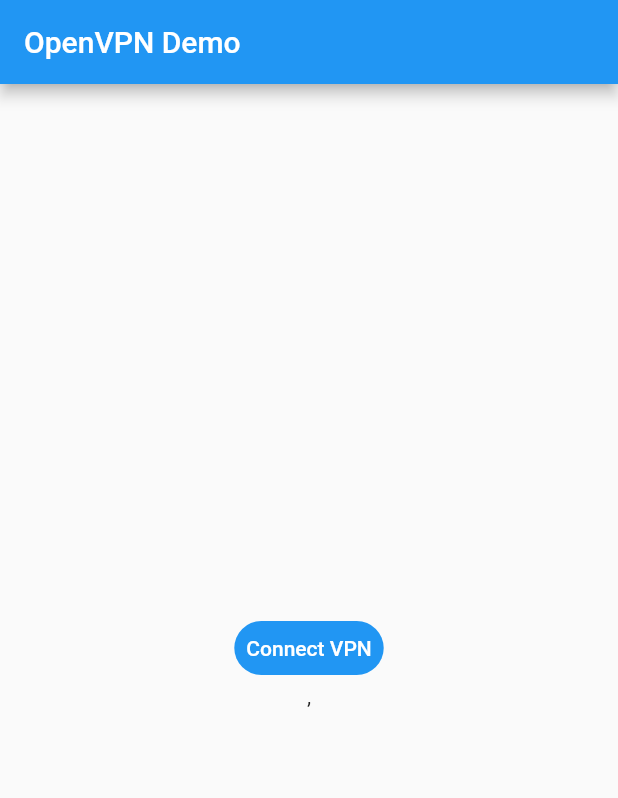
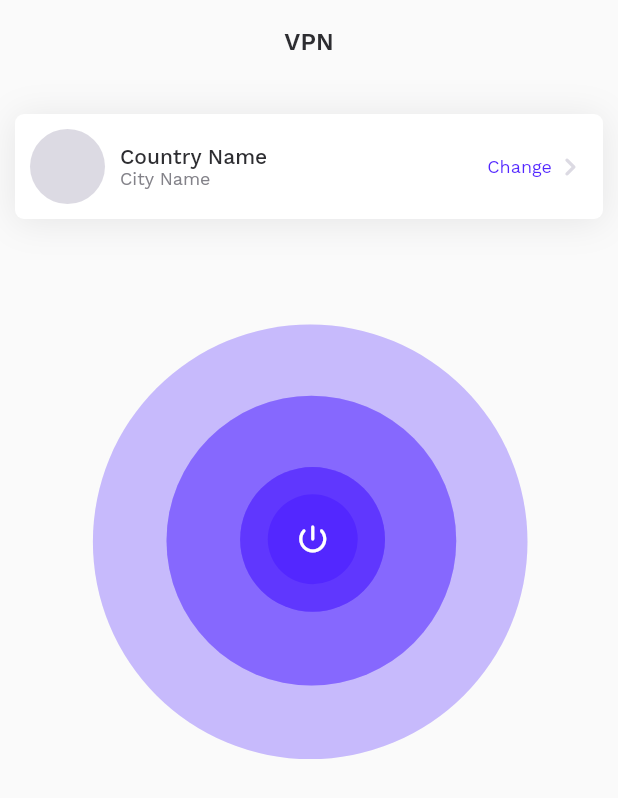
Before and after one commit to DhruvalGorasiya/flutter_vpn, a Flutter app: the screen it shows after launch, on a phone screen of 412 x 824 dp. Shown: the top 798 px of the screen. Run offline on Flutter 3.47's test engine with Material 2 defaults, Android fonts, the phone set to English and light mode, and no system bars; our stand-ins replace bloc, csv, flutter_bloc, google_fonts, lottie; statements that could not run were skipped.

Commit message:
add bloc set-up

```diff
--- /dev/null
+++ b/lib/core/bloc/change_vpn/change_vpn_bloc.dart
@@ -0,0 +1,12 @@
+import 'package:bloc/bloc.dart';
+import 'package:meta/meta.dart';
+
+part 'change_vpn_event.dart';
+
+part 'change_vpn_state.dart';
+
+class ChangeVpnBloc extends Bloc<ChangeVpnEvent, ChangeVpnState> {
+  ChangeVpnBloc() : super(ChangeVpnInitial()) {
+    on<ChangeVpnEvent>((event, emit) {});
+  }
+}
--- /dev/null
+++ b/lib/core/bloc/change_vpn/change_vpn_event.dart
@@ -0,0 +1,4 @@
+part of 'change_vpn_bloc.dart';
+
+@immutable
+abstract class ChangeVpnEvent {}
--- /dev/null
+++ b/lib/core/bloc/change_vpn/change_vpn_state.dart
@@ -0,0 +1,6 @@
+part of 'change_vpn_bloc.dart';
+
+@immutable
+abstract class ChangeVpnState {}
+
+class ChangeVpnInitial extends ChangeVpnState {}
--- /dev/null
+++ b/lib/core/bloc/home/home_bloc.dart
@@ -0,0 +1,33 @@
+import 'dart:async';
+import 'dart:developer';
+import 'package:bloc/bloc.dart';
+import 'package:meta/meta.dart';
+import 'package:vpn_basic_project/core/repository/repository.dart';
+
+part 'home_event.dart';
+
+part 'home_state.dart';
+
+class HomeBloc extends Bloc<HomeEvent, HomeState> {
+  HomeBloc() : super(HomeInitial()) {
+    on<HomeInitialEvent>(homeInitialEvent);
+    on<NavigateToChangeVpnScreenEvent>(navigateToChangeVpnScreenEvent);
+  }
+
+  FutureOr<void> homeInitialEvent(HomeInitialEvent event, Emitter<HomeState> emit) async {
+    emit(HomeLoadingState());
+    try {
+      String? response = await Repository.getVpnData();
+      emit(HomeLoadingSuccessState());
+    } catch (e) {
+      log(e.toString());
+      emit(HomeErrorState());
+      rethrow;
+    }
+  }
+
+  FutureOr<void> navigateToChangeVpnScreenEvent(NavigateToChangeVpnScreenEvent event, Emitter<HomeState> emit) {
+    print("Navigate to ChangeVpn");
+    emit(NavigateToChangeVpnPageState());
+  }
+}
--- /dev/null
+++ b/lib/core/bloc/home/home_event.dart
@@ -0,0 +1,10 @@
+part of 'home_bloc.dart';
+
+@immutable
+abstract class HomeEvent {}
+
+class HomeInitialEvent extends HomeEvent {}
+
+class NavigateToChangeVpnScreenEvent extends HomeEvent {}
+
+class ConnectVpnEvent extends HomeEvent {}
--- /dev/null
+++ b/lib/core/bloc/home/home_state.dart
@@ -0,0 +1,18 @@
+part of 'home_bloc.dart';
+
+@immutable
+abstract class HomeState {}
+
+abstract class HomeActionState extends HomeState {}
+
+class HomeInitial extends HomeState {}
+
+class HomeLoadingState extends HomeState {}
+
+class HomeLoadingSuccessState extends HomeState {}
+
+class HomeErrorState extends HomeState {}
+
+class ConnectVpnState extends HomeState {}
+
+class NavigateToChangeVpnPageState extends HomeActionState {}
--- /dev/null
+++ b/lib/core/constant/color_constant.dart
@@ -0,0 +1,13 @@
+import 'package:flutter/material.dart';
+
+class ColorConstant {
+  static const Color bgColor = Color(0xFFFAFAFA);
+  static const Color primaryColor = Color(0xFF5327FF);
+  static const Color green = Color(0xFF07C568);
+  static const Color white = Color(0xFFFFFFFF);
+  static const Color orange = Color(0xFFF3A652);
+  static const Color red = Color(0xFFE2322F);
+  static const Color grey = Color(0xFFDCDAE3);
+  static const Color fontGrey = Color(0xFF838289);
+  static const Color black = Color(0xFF2D2D31);
+}
--- /dev/null
+++ b/lib/core/constant/textstyle_constant.dart
@@ -0,0 +1,28 @@
+import 'package:flutter/widgets.dart';
+import 'package:google_fonts/google_fonts.dart';
+import 'package:vpn_basic_project/core/constant/color_constant.dart';
+
+class TextStyleConstant {
+  static TextStyle bStyle30 = GoogleFonts.workSans(fontSize: 30, fontWeight: FontWeight.w500, color: ColorConstant.black);
+  static TextStyle bStyle22 = GoogleFonts.workSans(fontSize: 22, fontWeight: FontWeight.w500, color: ColorConstant.black);
+  static TextStyle bStyle20 = GoogleFonts.workSans(fontSize: 20, fontWeight: FontWeight.w500, color: ColorConstant.black);
+  static TextStyle bStyle18 = GoogleFonts.workSans(fontSize: 18, fontWeight: FontWeight.w500, color: ColorConstant.black);
+  static TextStyle bStyle16 = GoogleFonts.workSans(fontSize: 16, fontWeight: FontWeight.w500, color: ColorConstant.black);
+  static TextStyle bStyle14 = GoogleFonts.workSans(fontSize: 14, fontWeight: FontWeight.w500, color: ColorConstant.black);
+  static TextStyle bStyle12 = GoogleFonts.workSans(fontSize: 12, fontWeight: FontWeight.w500, color: ColorConstant.black);
+  static TextStyle bStyle15 = GoogleFonts.workSans(fontSize: 15, fontWeight: FontWeight.w500, color: ColorConstant.black);
+
+  static TextStyle wStyle30 = GoogleFonts.workSans(fontSize: 30, fontWeight: FontWeight.w500, color: ColorConstant.white);
+  static TextStyle wStyle22 = GoogleFonts.workSans(fontSize: 22, fontWeight: FontWeight.w500, color: ColorConstant.white);
+  static TextStyle wStyle18 = GoogleFonts.workSans(fontSize: 18, fontWeight: FontWeight.w500, color: ColorConstant.white);
+  static TextStyle wStyle16 = GoogleFonts.workSans(fontSize: 16, fontWeight: FontWeight.w500, color: ColorConstant.white);
+  static TextStyle wStyle14 = GoogleFonts.workSans(fontSize: 14, fontWeight: FontWeight.w500, color: ColorConstant.white);
+  static TextStyle wStyle12 = GoogleFonts.workSans(fontSize: 12, fontWeight: FontWeight.w500, color: ColorConstant.white);
+
+  static TextStyle gStyle30 = GoogleFonts.workSans(fontSize: 30, fontWeight: FontWeight.w500, color: ColorConstant.fontGrey);
+  static TextStyle gStyle22 = GoogleFonts.workSans(fontSize: 22, fontWeight: FontWeight.w500, color: ColorConstant.fontGrey);
+  static TextStyle gStyle18 = GoogleFonts.workSans(fontSize: 18, fontWeight: FontWeight.w500, color: ColorConstant.fontGrey);
+  static TextStyle gStyle16 = GoogleFonts.workSans(fontSize: 16, fontWeight: FontWeight.w500, color: ColorConstant.fontGrey);
+  static TextStyle gStyle14 = GoogleFonts.workSans(fontSize: 14, fontWeight: FontWeight.w500, color: ColorConstant.fontGrey);
+  static TextStyle gStyle12 = GoogleFonts.workSans(fontSize: 12, fontWeight: FontWeight.w500, color: ColorConstant.fontGrey);
+}
--- /dev/null
+++ b/lib/core/constant/var_constant.dart
@@ -0,0 +1,6 @@
+import 'package:vpn_basic_project/core/models/vpn.dart';
+
+class VarConstant{
+  static List<Vpn> vpnList = [];
+  static Vpn? selectedVpn;
+}
--- a/lib/main.dart
+++ b/lib/main.dart
@@ -1,7 +1,8 @@
 import 'package:flutter/material.dart';
-import 'screens/home_screen.dart';
+import 'screens/home.dart';
 
 void main() {
+  WidgetsFlutterBinding.ensureInitialized();
   runApp(const MyApp());
 }
 
@@ -16,7 +17,6 @@ class _MyAppState extends State<MyApp> {
   @override
   Widget build(BuildContext context) {
     return MaterialApp(
-      title: 'OpenVpn Demo',
       home: HomeScreen(),
     );
   }
--- /dev/null
+++ b/lib/screens/home.dart
@@ -0,0 +1,124 @@
+import 'package:flutter/material.dart';
+import 'package:flutter_bloc/flutter_bloc.dart';
+import 'package:lottie/lottie.dart';
+import 'package:vpn_basic_project/core/bloc/home/home_bloc.dart';
+import 'package:vpn_basic_project/core/constant/color_constant.dart';
+import 'package:vpn_basic_project/core/constant/textstyle_constant.dart';
+import 'package:vpn_basic_project/screens/change_vpn_screen.dart';
+
+class HomeScreen extends StatefulWidget {
+  const HomeScreen({super.key});
+
+  @override
+  State<HomeScreen> createState() => _HomeScreenState();
+}
+
+class _HomeScreenState extends State<HomeScreen> {
+  final HomeBloc homeBloc = HomeBloc();
+
+  @override
+  void initState() {
+    homeBloc.add(HomeInitialEvent());
+    super.initState();
+  }
+
+  @override
+  Widget build(BuildContext context) {
+    return BlocConsumer<HomeBloc, HomeState>(
+      listener: (context, state) {
+        if (state is NavigateToChangeVpnPageState) {
+          Navigator.push(context, MaterialPageRoute(builder: (context) => ChangeVpnScreen()));
+        }
+      },
+      bloc: homeBloc,
+      listenWhen: (previous, current) => current is HomeActionState,
+      buildWhen: (previous, current) => current is! HomeActionState,
+      builder: (context, state) {
+        switch (state.runtimeType) {
+          case HomeLoadingState:
+            return Scaffold(body: Center(child: CircularProgressIndicator(color: ColorConstant.primaryColor)));
+          case HomeLoadingSuccessState:
+            return Scaffold(
+              backgroundColor: ColorConstant.bgColor,
+              appBar: AppBar(
+                title: Text("VPN", style: TextStyleConstant.bStyle16.copyWith(fontWeight: FontWeight.w600)),
+                centerTitle: true,
+                backgroundColor: ColorConstant.bgColor,
+                elevation: 0,
+              ),
+              body: Padding(
+                padding: const EdgeInsets.symmetric(horizontal: 10),
+                child: Column(
+                  children: [
+                    selectServer(),
+                    connectButton(),
+                  ],
+                ),
+              ),
+            );
+          case HomeErrorState:
+            return Scaffold(body: Text('Error'));
+          default:
+            return SizedBox();
+        }
+      },
+    );
+  }
+
+  Widget selectServer() {
+    return Container(
+      margin: EdgeInsets.symmetric(vertical: 20),
+      padding: EdgeInsets.symmetric(horizontal: 10, vertical: 10),
+      decoration: BoxDecoration(
+        color: ColorConstant.white,
+        borderRadius: BorderRadius.circular(6),
+        boxShadow: [BoxShadow(color: ColorConstant.black.withOpacity(0.1), blurRadius: 20, offset: Offset(0, 2))],
+      ),
+      child: Row(
+        children: [
+          CircleAvatar(
+            backgroundColor: ColorConstant.grey,
+            radius: 25,
+          ),
+          SizedBox(width: 10),
+          Column(
+            crossAxisAlignment: CrossAxisAlignment.start,
+            children: [
+              Text("Country Name", style: TextStyleConstant.bStyle14),
+              Text("City Name", style: TextStyleConstant.gStyle12.copyWith(fontWeight: FontWeight.w400)),
+            ],
+          ),
+          Spacer(),
+          GestureDetector(
+              onTap: () {
+                homeBloc.add(NavigateToChangeVpnScreenEvent());
+              },
+              child: Text("Change", style: TextStyleConstant.gStyle12.copyWith(fontWeight: FontWeight.w400, color: ColorConstant.primaryColor))),
+          Icon(Icons.keyboard_arrow_right_rounded, color: ColorConstant.grey)
+        ],
+      ),
+    );
+  }
+
+  Widget connectButton() {
+    return Container(
+      child: Stack(
+        alignment: Alignment.center,
+        children: [
+          Lottie.asset(
+            'assets/lottie/home_screen.json',
+            animate: true,
+          ),
+          Padding(
+            padding: EdgeInsets.only(bottom: 5, left: 5),
+            child: CircleAvatar(
+              backgroundColor: ColorConstant.primaryColor,
+              radius: 30,
+              child: Icon(Icons.power_settings_new_rounded, color: ColorConstant.white),
+            ),
+          ),
+        ],
+      ),
+    );
+  }
+}
--- a/lib/screens/home_screen.dart
+++ b/lib/screens/home_screen.dart
@@ -1,128 +1,128 @@
-import 'dart:developer';
-
-import 'package:flutter/material.dart';
-import 'package:flutter/scheduler.dart';
-
-import 'package:flutter/services.dart' show rootBundle;
-
-import '../models/vpn_config.dart';
-import '../models/vpn_status.dart';
-import '../services/vpn_engine.dart';
-
-class HomeScreen extends StatefulWidget {
-  @override
-  _HomeScreenState createState() => _HomeScreenState();
-}
-
-class _HomeScreenState extends State<HomeScreen> {
-  String _vpnState = VpnEngine.vpnDisconnected;
-  List<VpnConfig> _listVpn = [];
-  VpnConfig? _selectedVpn;
-
-  @override
-  void initState() {
-    super.initState();
-
-    ///Add listener to update vpn state
-    VpnEngine.vpnStageSnapshot().listen((event) {
-      setState(() => _vpnState = event);
-    });
-
-    initVpn();
-  }
-
-  void initVpn() async {
-    //sample vpn config file (you can get more from https://www.vpngate.net/)
-    _listVpn.add(VpnConfig(
-        config: await rootBundle.loadString('assets/vpn/japan.ovpn'),
-        country: 'Japan',
-        username: 'vpn',
-        password: 'vpn'));
-
-    _listVpn.add(VpnConfig(
-        config: await rootBundle.loadString('assets/vpn/thailand.ovpn'),
-        country: 'Thailand',
-        username: 'vpn',
-        password: 'vpn'));
-
-    SchedulerBinding.instance.addPostFrameCallback(
-        (t) => setState(() => _selectedVpn = _listVpn.first));
-  }
-
-  @override
-  Widget build(BuildContext context) {
-    return Scaffold(
-      appBar: AppBar(title: Text('OpenVPN Demo')),
-      body: Center(
-        child: SingleChildScrollView(
-          padding: EdgeInsets.all(20),
-          physics: BouncingScrollPhysics(),
-          child: Column(
-              mainAxisSize: MainAxisSize.min,
-              crossAxisAlignment: CrossAxisAlignment.stretch,
-              children: [
-                Center(
-                  child: TextButton(
-                    style: TextButton.styleFrom(
-                      shape: StadiumBorder(),
-                      backgroundColor: Theme.of(context).primaryColor,
-                    ),
-                    child: Text(
-                      _vpnState == VpnEngine.vpnDisconnected
-                          ? 'Connect VPN'
-                          : _vpnState.replaceAll("_", " ").toUpperCase(),
-                      style: TextStyle(color: Colors.white),
-                    ),
-                    onPressed: _connectClick,
-                  ),
-                ),
-                StreamBuilder<VpnStatus?>(
-                  initialData: VpnStatus(),
-                  stream: VpnEngine.vpnStatusSnapshot(),
-                  builder: (context, snapshot) => Text(
-                      "${snapshot.data?.byteIn ?? ""}, ${snapshot.data?.byteOut ?? ""}",
-                      textAlign: TextAlign.center),
-                ),
-
-                //sample vpn list
-                Column(
-                    children: _listVpn
-                        .map(
-                          (e) => ListTile(
-                            title: Text(e.country),
-                            leading: SizedBox(
-                              height: 20,
-                              width: 20,
-                              child: Center(
-                                  child: _selectedVpn == e
-                                      ? CircleAvatar(
-                                          backgroundColor: Colors.green)
-                                      : CircleAvatar(
-                                          backgroundColor: Colors.grey)),
-                            ),
-                            onTap: () {
-                              log("${e.country} is selected");
-                              setState(() => _selectedVpn = e);
-                            },
-                          ),
-                        )
-                        .toList())
-              ]),
-        ),
-      ),
-    );
-  }
-
-  void _connectClick() {
-    ///Stop right here if user not select a vpn
-    if (_selectedVpn == null) return;
-
-    if (_vpnState == VpnEngine.vpnDisconnected) {
-      ///Start if stage is disconnected
-      VpnEngine.startVpn(_selectedVpn!);
-    } else {
-      ///Stop if stage is "not" disconnected
-      VpnEngine.stopVpn();
-    }
-  }
-}
+// import 'dart:developer';
+//
+// import 'package:flutter/material.dart';
+// import 'package:flutter/scheduler.dart';
+//
+// import 'package:flutter/services.dart' show rootBundle;
+//
+// import '../models/vpn_config.dart';
+// import '../models/vpn_status.dart';
+// import '../services/vpn_engine.dart';
+//
+// class HomeScreen extends StatefulWidget {
+//   @override
+//   _HomeScreenState createState() => _HomeScreenState();
+// }
+//
+// class _HomeScreenState extends State<HomeScreen> {
+//   String _vpnState = VpnEngine.vpnDisconnected;
+//   List<VpnConfig> _listVpn = [];
+//   VpnConfig? _selectedVpn;
+//
+//   @override
+//   void initState() {
+//     super.initState();
+//
+//     ///Add listener to update vpn state
+//     VpnEngine.vpnStageSnapshot().listen((event) {
+//       setState(() => _vpnState = event);
+//     });
+//
+//     initVpn();
+//   }
+//
+//   void initVpn() async {
+//     //sample vpn config file (you can get more from https://www.vpngate.net/)
+//     _listVpn.add(VpnConfig(
+//         config: await rootBundle.loadString('assets/vpn/japan.ovpn'),
+//         country: 'Japan',
+//         username: 'vpn',
+//         password: 'vpn'));
+//
+//     _listVpn.add(VpnConfig(
+//         config: await rootBundle.loadString('assets/vpn/thailand.ovpn'),
+//         country: 'Thailand',
+//         username: 'vpn',
+//         password: 'vpn'));
+//
+//     SchedulerBinding.instance.addPostFrameCallback(
+//         (t) => setState(() => _selectedVpn = _listVpn.first));
+//   }
+//
+//   @override
+//   Widget build(BuildContext context) {
+//     return Scaffold(
+//       appBar: AppBar(title: Text('OpenVPN Demo')),
+//       body: Center(
+//         child: SingleChildScrollView(
+//           padding: EdgeInsets.all(20),
+//           physics: BouncingScrollPhysics(),
+//           child: Column(
+//               mainAxisSize: MainAxisSize.min,
+//               crossAxisAlignment: CrossAxisAlignment.stretch,
+//               children: [
+//                 Center(
+//                   child: TextButton(
+//                     style: TextButton.styleFrom(
+//                       shape: StadiumBorder(),
+//                       backgroundColor: Theme.of(context).primaryColor,
+//                     ),
+//                     child: Text(
+//                       _vpnState == VpnEngine.vpnDisconnected
+//                           ? 'Connect VPN'
+//                           : _vpnState.replaceAll("_", " ").toUpperCase(),
+//                       style: TextStyle(color: Colors.white),
+//                     ),
+//                     onPressed: _connectClick,
+//                   ),
+//                 ),
+//                 StreamBuilder<VpnStatus?>(
+//                   initialData: VpnStatus(),
+//                   stream: VpnEngine.vpnStatusSnapshot(),
+//                   builder: (context, snapshot) => Text(
+//                       "${snapshot.data?.byteIn ?? ""}, ${snapshot.data?.byteOut ?? ""}",
+//                       textAlign: TextAlign.center),
+//                 ),
+//
+//                 //sample vpn list
+//                 Column(
+//                     children: _listVpn
+//                         .map(
+//                           (e) => ListTile(
+//                             title: Text(e.country),
+//                             leading: SizedBox(
+//                               height: 20,
+//                               width: 20,
+//                               child: Center(
+//                                   child: _selectedVpn == e
+//                                       ? CircleAvatar(
+//                                           backgroundColor: Colors.green)
+//                                       : CircleAvatar(
+//                                           backgroundColor: Colors.grey)),
+//                             ),
+//                             onTap: () {
+//                               log("${e.country} is selected");
+//                               setState(() => _selectedVpn = e);
+//                             },
+//                           ),
+//                         )
+//                         .toList())
+//               ]),
+//         ),
+//       ),
+//     );
+//   }
+//
+//   void _connectClick() {
+//     ///Stop right here if user not select a vpn
+//     if (_selectedVpn == null) return;
+//
+//     if (_vpnState == VpnEngine.vpnDisconnected) {
+//       ///Start if stage is disconnected
+//       VpnEngine.startVpn(_selectedVpn!);
+//     } else {
+//       ///Stop if stage is "not" disconnected
+//       VpnEngine.stopVpn();
+//     }
+//   }
+// }
```
Also changed, not shown: assets/lottie/home_screen.json (added, +1 -0 lines), lib/core/models/vpn.dart (added, +45 -0 lines), lib/core/repository/repository.dart (added, +27 -0 lines), lib/screens/change_vpn_screen.dart (added, +15 -0 lines), pubspec.yaml (+7 -8 lines), lib/core/models/vpn_config.dart (renamed from lib/models/vpn_config.dart), lib/core/models/vpn_status.dart (renamed from lib/models/vpn_status.dart), lib/core/services/vpn_engine.dart (renamed from lib/services/vpn_engine.dart), pubspec.lock, 1 other file.
